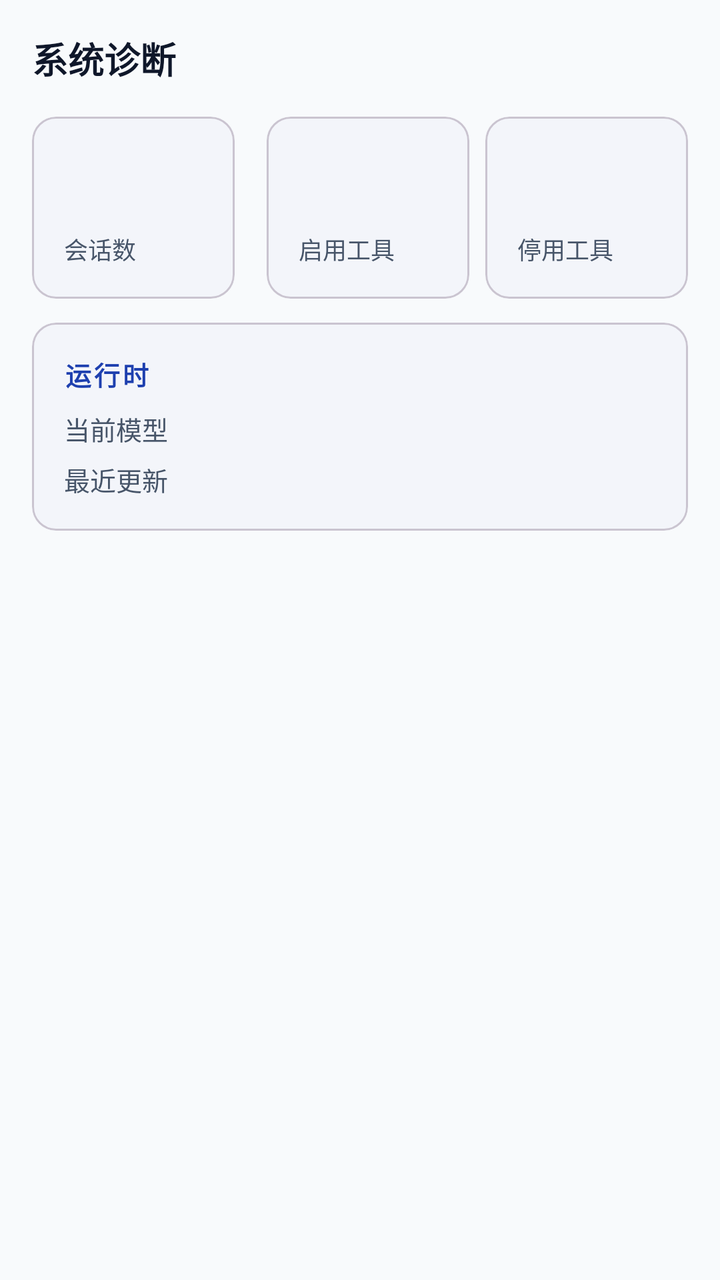
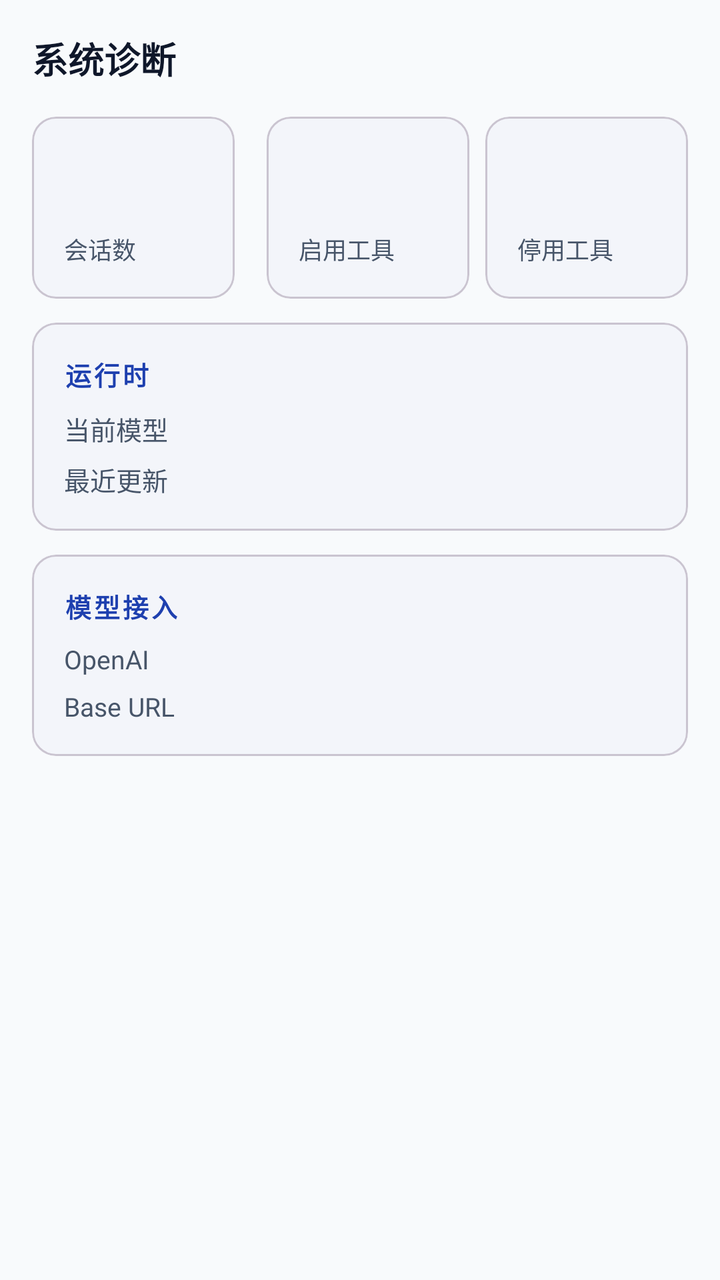

An Android layout rendered at two revisions. The XML below is the earlier revision; the diff shows what the commit changed to produce the second picture.
<!-- AndroidManifest.xml: application theme AppTheme -->
<!-- res/layout/fragment_reports.xml -->
<?xml version="1.0" encoding="utf-8"?>
<ScrollView xmlns:android="http://schemas.android.com/apk/res/android"
    xmlns:app="http://schemas.android.com/apk/res-auto"
    android:id="@+id/reports_scroll"
    android:layout_width="match_parent"
    android:layout_height="match_parent"
    android:background="?android:colorBackground">

    <LinearLayout
        android:layout_width="match_parent"
        android:layout_height="wrap_content"
        android:orientation="vertical"
        android:padding="16dp">

        <LinearLayout
            android:layout_width="match_parent"
            android:layout_height="wrap_content"
            android:orientation="horizontal"
            android:gravity="center_vertical">

            <TextView
                android:layout_width="0dp"
                android:layout_height="wrap_content"
                android:layout_weight="1"
                android:text="系统诊断"
                android:textSize="18sp"
                android:textStyle="bold"
                android:textColor="?attr/colorOnSurface" />

            <ProgressBar
                android:id="@+id/reports_progress"
                android:layout_width="20dp"
                android:layout_height="20dp"
                android:layout_marginEnd="10dp"
                android:visibility="gone" />
        </LinearLayout>

        <LinearLayout
            android:layout_width="match_parent"
            android:layout_height="wrap_content"
            android:orientation="horizontal"
            android:layout_marginTop="16dp">

            <com.google.android.material.card.MaterialCardView
                android:layout_width="0dp"
                android:layout_height="wrap_content"
                android:layout_weight="1"
                android:layout_marginEnd="8dp"
                app:cardCornerRadius="12dp"
                app:cardElevation="1dp"
                app:cardBackgroundColor="?attr/colorSurface">

                <LinearLayout
                    android:layout_width="match_parent"
                    android:layout_height="wrap_content"
                    android:orientation="vertical"
                    android:padding="16dp">
                    <TextView
                        android:id="@+id/reports_sessions"
                        android:layout_width="wrap_content"
                        android:layout_height="wrap_content"
                        android:textSize="28sp"
                        android:textStyle="bold"
                        android:textColor="@color/seed_blue" />
                    <TextView
                        android:layout_width="wrap_content"
                        android:layout_height="wrap_content"
                        android:layout_marginTop="4dp"
                        android:text="@string/reports_sessions"
                        android:textSize="12sp"
                        android:textColor="?attr/colorOnSurfaceVariant" />
                </LinearLayout>
            </com.google.android.material.card.MaterialCardView>

            <com.google.android.material.card.MaterialCardView
                android:layout_width="0dp"
                android:layout_height="wrap_content"
                android:layout_weight="1"
                android:layout_marginStart="8dp"
                app:cardCornerRadius="12dp"
                app:cardElevation="1dp"
                app:cardBackgroundColor="?attr/colorSurface">

                <LinearLayout
                    android:layout_width="match_parent"
                    android:layout_height="wrap_content"
                    android:orientation="vertical"
                    android:padding="16dp">
                    <TextView
                        android:id="@+id/reports_tools_enabled"
                        android:layout_width="wrap_content"
                        android:layout_height="wrap_content"
                        android:textSize="28sp"
                        android:textStyle="bold"
                        android:textColor="@color/status_done" />
                    <TextView
                        android:layout_width="wrap_content"
                        android:layout_height="wrap_content"
                        android:layout_marginTop="4dp"
                        android:text="@string/reports_tools_enabled"
                        android:textSize="12sp"
                        android:textColor="?attr/colorOnSurfaceVariant" />
                </LinearLayout>
            </com.google.android.material.card.MaterialCardView>

            <com.google.android.material.card.MaterialCardView
                android:layout_width="0dp"
                android:layout_height="wrap_content"
                android:layout_weight="1"
                android:layout_marginStart="8dp"
                app:cardCornerRadius="12dp"
                app:cardElevation="1dp"
                app:cardBackgroundColor="?attr/colorSurface">

                <LinearLayout
                    android:layout_width="match_parent"
                    android:layout_height="wrap_content"
                    android:orientation="vertical"
                    android:padding="16dp">
                    <TextView
                        android:id="@+id/reports_tools_disabled"
                        android:layout_width="wrap_content"
                        android:layout_height="wrap_content"
                        android:textSize="28sp"
                        android:textStyle="bold"
                        android:textColor="@color/status_failed" />
                    <TextView
                        android:layout_width="wrap_content"
                        android:layout_height="wrap_content"
                        android:layout_marginTop="4dp"
                        android:text="@string/reports_tools_disabled"
                        android:textSize="12sp"
                        android:textColor="?attr/colorOnSurfaceVariant" />
                </LinearLayout>
            </com.google.android.material.card.MaterialCardView>
        </LinearLayout>

        <com.google.android.material.card.MaterialCardView
            android:layout_width="match_parent"
            android:layout_height="wrap_content"
            android:layout_marginTop="12dp"
            app:cardCornerRadius="12dp"
            app:cardElevation="1dp"
            app:cardBackgroundColor="?attr/colorSurface">

            <LinearLayout
                android:layout_width="match_parent"
                android:layout_height="wrap_content"
                android:orientation="vertical"
                android:padding="16dp">

                <TextView
                    android:layout_width="wrap_content"
                    android:layout_height="wrap_content"
                    android:text="运行时"
                    style="@style/SectionHeader" />

                <LinearLayout
                    android:layout_width="match_parent"
                    android:layout_height="wrap_content"
                    android:orientation="horizontal"
                    android:layout_marginTop="8dp">
                    <TextView
                        android:layout_width="0dp"
                        android:layout_height="wrap_content"
                        android:layout_weight="1"
                        android:text="当前模型"
                        android:textSize="13sp"
                        android:textColor="?attr/colorOnSurfaceVariant" />
                    <TextView
                        android:id="@+id/reports_model"
                        android:layout_width="wrap_content"
                        android:layout_height="wrap_content"
                        android:textSize="13sp"
                        android:textStyle="bold"
                        android:textColor="?attr/colorOnSurface" />
                </LinearLayout>

                <LinearLayout
                    android:layout_width="match_parent"
                    android:layout_height="wrap_content"
                    android:orientation="horizontal"
                    android:layout_marginTop="6dp">
                    <TextView
                        android:layout_width="0dp"
                        android:layout_height="wrap_content"
                        android:layout_weight="1"
                        android:text="@string/reports_last_update"
                        android:textSize="13sp"
                        android:textColor="?attr/colorOnSurfaceVariant" />
                    <TextView
                        android:id="@+id/reports_last_update"
                        android:layout_width="wrap_content"
                        android:layout_height="wrap_content"
                        android:textSize="13sp"
                        android:textStyle="bold"
                        android:textColor="?attr/colorOnSurface" />
                </LinearLayout>
            </LinearLayout>
        </com.google.android.material.card.MaterialCardView>

    </LinearLayout>
</ScrollView>
<!-- resources referenced by this layout -->
<resources>
  <color name="seed_blue">#1E40AF</color>
  <color name="status_done">#16A34A</color>
  <color name="status_failed">#DC2626</color>
  <string name="reports_last_update">最近更新</string>
  <string name="reports_sessions">会话数</string>
  <string name="reports_tools_disabled">停用工具</string>
  <string name="reports_tools_enabled">启用工具</string>
  <style name="SectionHeader">
          <item name="android:textSize">13sp</item>
          <item name="android:textStyle">bold</item>
          <item name="android:textColor">@color/seed_blue</item>
          <item name="android:letterSpacing">0.1</item>
      </style>
  <style name="AppTheme" parent="Theme.Material3.Light.NoActionBar">
          <item name="colorPrimary">@color/seed_blue</item>
          <item name="colorPrimaryVariant">@color/seed_blue</item>
          <item name="colorOnPrimary">@color/on_primary</item>
          <item name="colorSecondary">@color/seed_blue</item>
          <item name="colorOnSecondary">@color/on_primary</item>
          <item name="android:colorBackground">@color/background</item>
          <item name="colorSurface">@color/surface</item>
          <item name="colorOnSurface">@color/on_surface</item>
          <item name="colorOnSurfaceVariant">@color/on_surface_variant</item>
          <item name="colorOutline">@color/outline</item>
          <item name="colorError">@color/error</item>
          <item name="android:statusBarColor">@color/surface</item>
          <item name="android:windowLightStatusBar">true</item>
          <item name="android:navigationBarColor">@color/surface</item>
      </style>
  <color name="on_primary">#FFFFFF</color>
  <color name="background">#F8FAFC</color>
  <color name="surface">#FFFFFF</color>
  <color name="on_surface">#0F172A</color>
  <color name="on_surface_variant">#475569</color>
  <color name="outline">#CBD5E1</color>
  <color name="error">#DC2626</color>
</resources>

<!-- the commit's change to res/layout/fragment_reports.xml (unified diff, before → after) -->
@@ -199,5 +199,72 @@
             </LinearLayout>
         </com.google.android.material.card.MaterialCardView>
 
+        <com.google.android.material.card.MaterialCardView
+            android:layout_width="match_parent"
+            android:layout_height="wrap_content"
+            android:layout_marginTop="12dp"
+            app:cardCornerRadius="12dp"
+            app:cardElevation="1dp"
+            app:cardBackgroundColor="?attr/colorSurface">
+
+            <LinearLayout
+                android:layout_width="match_parent"
+                android:layout_height="wrap_content"
+                android:orientation="vertical"
+                android:padding="16dp">
+
+                <TextView
+                    android:layout_width="wrap_content"
+                    android:layout_height="wrap_content"
+                    android:text="模型接入"
+                    style="@style/SectionHeader" />
+
+                <LinearLayout
+                    android:layout_width="match_parent"
+                    android:layout_height="wrap_content"
+                    android:orientation="horizontal"
+                    android:layout_marginTop="8dp">
+                    <TextView
+                        android:layout_width="0dp"
+                        android:layout_height="wrap_content"
+                        android:layout_weight="1"
+                        android:text="OpenAI"
+                        android:textSize="13sp"
+                        android:textColor="?attr/colorOnSurfaceVariant" />
+                    <TextView
+                        android:id="@+id/reports_openai"
+                        android:layout_width="wrap_content"
+                        android:layout_height="wrap_content"
+                        android:textSize="13sp"
+                        android:textStyle="bold"
+                        android:textColor="?attr/colorOnSurface" />
+                </LinearLayout>
+
+                <LinearLayout
+                    android:layout_width="match_parent"
+                    android:layout_height="wrap_content"
+                    android:orientation="horizontal"
+                    android:layout_marginTop="6dp">
+                    <TextView
+                        android:layout_width="0dp"
+                        android:layout_height="wrap_content"
+                        android:layout_weight="1"
+                        android:text="Base URL"
+                        android:textSize="13sp"
+                        android:textColor="?attr/colorOnSurfaceVariant" />
+                    <TextView
+                        android:id="@+id/reports_baseurl"
+                        android:layout_width="wrap_content"
+                        android:layout_height="wrap_content"
+                        android:maxWidth="150dp"
+                        android:maxLines="1"
+                        android:ellipsize="middle"
+                        android:textSize="13sp"
+                        android:textStyle="bold"
+                        android:textColor="?attr/colorOnSurface" />
+                </LinearLayout>
+            </LinearLayout>
+        </com.google.android.material.card.MaterialCardView>
+
     </LinearLayout>
 </ScrollView>
